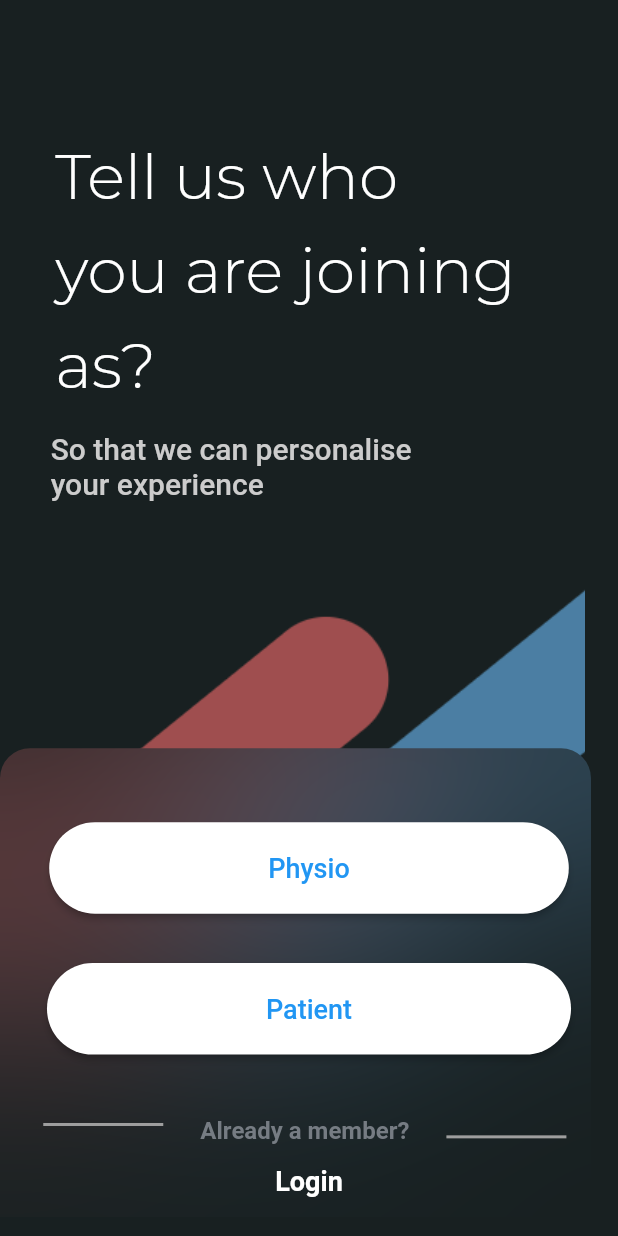
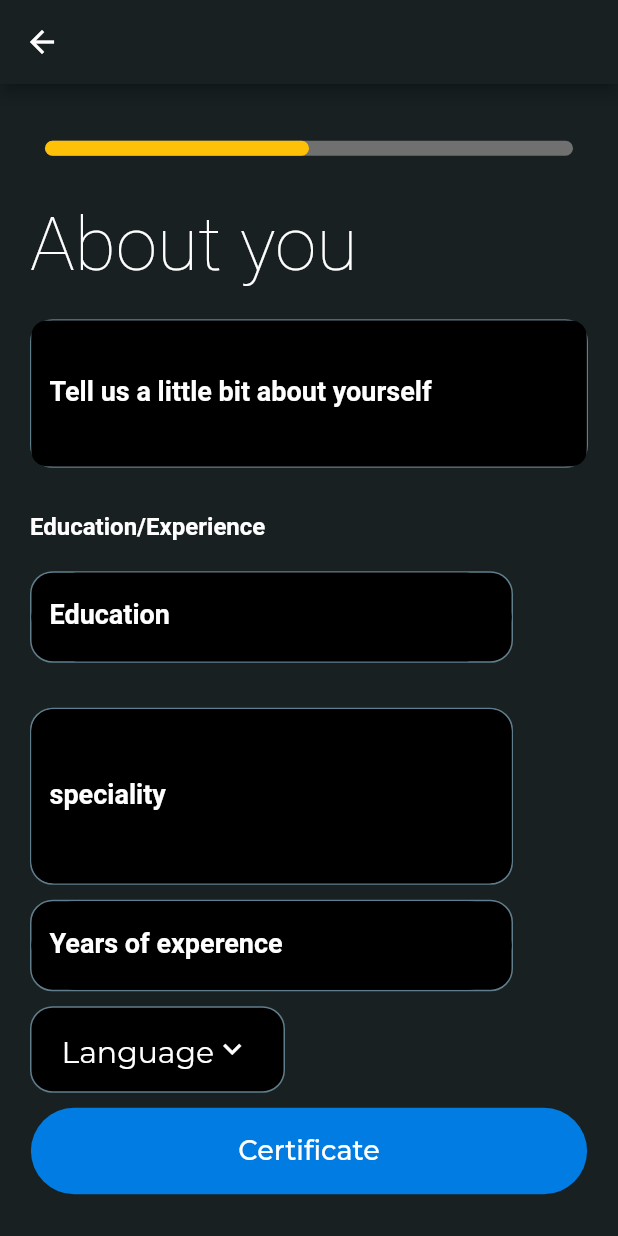
Before and after one commit to satyamvaidhyamegha/ProphysioApp, a Flutter app: the screen it shows after launch, on a phone screen of 412 x 824 dp. Run offline on Flutter 3.47's test engine with Material 2 defaults, Android fonts, the phone set to English and light mode, and no system bars; drawn by our look-alikes of blurrycontainer, percent_indicator; our stand-ins replace flutter_easyloading, flutter_otp_text_field, flutter_spinkit, shared_preferences; Roboto replaces fonts that are missing (Mulish); project files that could hold a hidden picture were left out.

Commit message:
signup screen 3

```diff
--- a/physio/lib/constants/style.dart
+++ b/physio/lib/constants/style.dart
@@ -215,4 +215,6 @@ class BaseStyles {
       fontFamily: "Mulish",
       fontWeight: FontWeight.bold,
       color: Color.fromRGBO(0, 124, 226, 1));
+
+
 }
--- a/physio/lib/constants/text_constants.dart
+++ b/physio/lib/constants/text_constants.dart
@@ -210,3 +210,9 @@ const headingTextStyle = TextStyle(
     fontWeight: FontWeight.w500,
     fontSize: 22.0,
     color: AppColors.baseTextColor);
+
+const aboutYouText = TextStyle(
+    color: Colors.white,
+    fontSize: 16,
+    fontWeight: FontWeight.w600,
+    fontFamily: 'Mulish');
--- a/physio/lib/main.dart
+++ b/physio/lib/main.dart
@@ -14,6 +14,7 @@ import 'package:physio/screens/onboarding/profile_selection.dart';
 import 'package:physio/screens/onboarding/about_screen.dart';
 import 'package:physio/screens/onboarding/auth_screen.dart';
 import 'package:physio/screens/onboarding/pro_active';
+import 'package:physio/screens/signup_screen3.dart';
 
 void main() {
   runApp(const MyApp());
@@ -37,25 +38,22 @@ class MyApp extends StatelessWidget {
               const TextSelectionThemeData(cursorColor: Colors.white)),
       title: 'Pro Physio',
       debugShowCheckedModeBanner: false,
-
-      initialRoute: '/splash',
-
+      initialRoute: '/signup3',
       builder: EasyLoading.init(),
       routes: {
+        '/signup3': (BuildContext context) => const SignupScreen3(),
         '/splash': (BuildContext context) => const SplashPage(),
         '/SplashPage2': (BuildContext context) => const SplashPage2(),
         '/selection': (BuildContext context) => const ProfileSelectionPage(),
         '/about': (BuildContext context) => const AboutPage(),
 
-        '/authPage':(BuildContext context) => const AuthPage(),
-        '/authPage3':(BuildContext context) => const AuthPage3(),
-        '/signupScreen1':(BuildContext context) => const SignupScreen1(),
+        '/authPage': (BuildContext context) => const AuthPage(),
+        '/authPage3': (BuildContext context) => const AuthPage3(),
+        '/signupScreen1': (BuildContext context) => const SignupScreen1(),
 
         '/otpVerify': (BuildContext context) => const OtpVerificationPage(),
 
         '/prosactive': (BuildContext context) => const ProActive(),
-
-
 
         //       '/login': (BuildContext context) => const LoginPage(),
         //     '/detail1': (BuildContext context) => const DetailPage(),
--- a/physio/lib/screens/onboarding/profile_selection.dart
+++ b/physio/lib/screens/onboarding/profile_selection.dart
@@ -155,11 +155,6 @@ class _ProfileSelectionPageState extends State<ProfileSelectionPage> {
                         if (isButtonPressed1 = true) {
                           isButtonPressed = false;
                           isTxtbtnPressed = false;
-                          Navigator.push(
-                            context,
-                            MaterialPageRoute(
-                                builder: (context) => const PrivacyPolicy()),
-                          );
                         }
                       });
                     },
--- /dev/null
+++ b/physio/lib/screens/signup_screen3.dart
@@ -0,0 +1,233 @@
+import 'package:flutter/material.dart';
+import 'package:physio/constants/style.dart';
+import 'package:physio/screens/onboarding/auth_screen3.dart';
+import 'package:percent_indicator/percent_indicator.dart';
+import '../../BaseWidget/text.dart';
+import '../../constants/colors.dart';
+import '../../constants/text_constants.dart';
+
+class SignupScreen3 extends StatefulWidget {
+  const SignupScreen3({Key? key}) : super(key: key);
+
+  @override
+  State<StatefulWidget> createState() {
+    return _SignupScreenPageState3();
+  }
+}
+
+class _SignupScreenPageState3 extends State<SignupScreen3> {
+  var windowWidth;
+  var windowHeight;
+  String dropdownLanguage = 'Language';
+  var itemsLanguage = [
+    'Language',
+    'Engligh',
+    'kannada',
+  ];
+
+  @override
+  Widget build(BuildContext context) {
+    windowWidth = MediaQuery.of(context).size.width;
+    windowHeight = MediaQuery.of(context).size.height;
+    return Scaffold(
+      body: initScreen(context),
+    );
+  }
+
+  initScreen(BuildContext context) {
+    return Scaffold(
+      backgroundColor: Colors.transparent,
+      appBar: AppBar(
+        backgroundColor: AppColors.signupBackground,
+        leading: IconButton(
+          icon: Icon(Icons.arrow_back),
+          onPressed: () => Navigator.pushReplacement(
+            context,
+            MaterialPageRoute(builder: (context) => const AuthPage3()),
+          ),
+        ),
+      ),
+      body: Container(
+          height: double.maxFinite,
+          width: double.maxFinite,
+          color: AppColors.signupBackground,
+          child: Center(
+            child: SingleChildScrollView(
+              child: Column(children: [
+                Container(
+                  margin: const EdgeInsets.only(right: 20, left: 20, top: 10),
+                  child: LinearPercentIndicator(
+                    percent: 0.5,
+                    animation: true,
+                    animationDuration: 1000,
+                    lineHeight: 10,
+                    progressColor: Colors.amber,
+                    barRadius: const Radius.circular(16),
+                    backgroundColor: const Color(0xff707070),
+                  ),
+                ),
+                Container(
+                  alignment: Alignment.centerLeft,
+                  margin: const EdgeInsets.only(
+                      right: 20, left: 20, bottom: 10, top: 30),
+                  child: getText(
+                      textAlign: TextAlign.center,
+                      text: "About you",
+                      textStyle: signupText),
+                ),
+                Container(
+                  margin: const EdgeInsets.only(top: 10, left: 20, right: 20),
+                  decoration: BoxDecoration(
+                      color: Colors.black,
+                      border: Border.all(color: Colors.blueGrey, width: 1),
+                      borderRadius: BorderRadius.circular(15)),
+                  child: TextFormField(
+                    style: const TextStyle(color: Color(0xCCCCCC)),
+                    decoration: InputDecoration(
+                        labelText: "Tell us a little bit about yourself",
+                        labelStyle: headertext,
+                        border: OutlineInputBorder(
+                          borderRadius: BorderRadius.circular(10.0),
+                        ),
+                        filled: true,
+                        hintStyle: TextStyle(color: Colors.grey[300]),
+                        fillColor: Colors.black),
+                    minLines: 3,
+                    keyboardType: TextInputType.multiline,
+                    maxLines: null,
+                  ),
+                ),
+                Container(
+                  alignment: Alignment.centerLeft,
+                  margin: const EdgeInsets.only(
+                      right: 20, left: 20, bottom: 10, top: 30),
+                  child: getText(
+                      textAlign: TextAlign.center,
+                      text: "Education/Experience",
+                      textStyle: aboutYouText),
+                ),
+                Container(
+                  margin: const EdgeInsets.only(top: 10, left: 20, right: 70),
+                  decoration: BoxDecoration(
+                      color: Colors.black,
+                      border: Border.all(color: Colors.blueGrey, width: 1),
+                      borderRadius: BorderRadius.circular(15)),
+                  child: TextFormField(
+                    style: const TextStyle(color: Color(0xCCCCCC)),
+                    decoration: InputDecoration(
+                        labelText: "Education",
+                        labelStyle: headertext,
+                        border: OutlineInputBorder(
+                          borderRadius: BorderRadius.circular(50.0),
+                        ),
+                        filled: true,
+                        hintStyle: TextStyle(color: Colors.grey[300]),
+                        fillColor: Colors.black),
+                  ),
+                ),
+                Container(
+                  margin: const EdgeInsets.only(top: 30, left: 20, right: 70),
+                  decoration: BoxDecoration(
+                      color: Colors.black,
+                      border: Border.all(color: Colors.blueGrey, width: 1),
+                      borderRadius: BorderRadius.circular(15)),
+                  child: TextFormField(
+                    style: const TextStyle(color: Colors.white),
+                    decoration: InputDecoration(
+                        labelText: "speciality",
+                        labelStyle: headertext,
+                        border: OutlineInputBorder(
+                          borderRadius: BorderRadius.circular(15.0),
+                        ),
+                        filled: true,
+                        hintStyle: TextStyle(color: Colors.grey[300]),
+                        fillColor: Colors.black),
+                    minLines: 4,
+                    keyboardType: TextInputType.multiline,
+                    maxLines: null,
+                  ),
+                ),
+                Container(
+                  margin: const EdgeInsets.only(top: 10, left: 20, right: 70),
+                  decoration: BoxDecoration(
+                      color: Colors.black,
+                      border: Border.all(color: Colors.blueGrey, width: 1),
+                      borderRadius: BorderRadius.circular(15)),
+                  child: TextFormField(
+                    style: const TextStyle(color: Color(0xCCCCCC)),
+                    decoration: InputDecoration(
+                        labelText: "Years of experence",
+                        labelStyle: headertext,
+                        border: OutlineInputBorder(
+                          borderRadius: BorderRadius.circular(50.0),
+                        ),
+                        filled: true,
+                        hintStyle: TextStyle(color: Colors.grey[300]),
+                        fillColor: Colors.black),
+                  ),
+                ),
+                Container(
+                    margin: const EdgeInsets.only(top: 10, left: 20),
+                    alignment: Alignment.centerLeft,
+                    child: Container(
+                      width: 170,
+                      height: MediaQuery.of(context).size.height * 0.07,
+                      alignment: Alignment.centerLeft,
+                      padding: const EdgeInsets.only(left: 20, right: 20),
+                      decoration: BoxDecoration(
+                        color: Colors.black,
+                        border: Border.all(color: Colors.blueGrey, width: 1),
+                        borderRadius: BorderRadius.circular(15),
+                      ),
+                      child: DropdownButton(
+                        // Initial Value
+                        value: dropdownLanguage,
+                        underline: const SizedBox(),
+                        focusColor: Colors.white,
+                        dropdownColor: AppColors.signupBackground,
+                        style: BaseStyles.textStyleForSignupScreen,
+                        iconEnabledColor: Colors.white,
+
+                        // Down Arrow Icon
+                        icon: const Icon(Icons.keyboard_arrow_down),
+
+                        // Array list of items
+                        items: itemsLanguage.map((String items) {
+                          return DropdownMenuItem(
+                            value: items,
+                            child: Text(items),
+                          );
+                        }).toList(),
+                        // After selecting the desired option,it will
+                        // change button value to selected value
+                        onChanged: (String? newValue) {
+                          setState(() {
+                            dropdownLanguage = newValue!;
+                          });
+                        },
+                      ),
+                    )),
+                Container(
+                  margin: const EdgeInsets.only(top: 10),
+                  alignment: Alignment.bottomCenter,
+                  width: MediaQuery.of(context).size.width * 0.9,
+                  height: MediaQuery.of(context).size.height * 0.07,
+                  decoration: BoxDecoration(
+                      borderRadius: BorderRadius.circular(30),
+                      color: AppColors.buttonColor),
+                  child: GestureDetector(
+                    onTap: () {},
+                    child: Center(
+                      child: getText(
+                          textAlign: TextAlign.center,
+                          text: "Certificate",
+                          textStyle: buttonTextStyle),
+                    ),
+                  ),
+                ),
+              ]),
+            ),
+          )),
+    );
+  }
+}
```
Also changed, not shown: physio/lib/screens/onboarding/signup_screen1.dart (+12 -15 lines).
